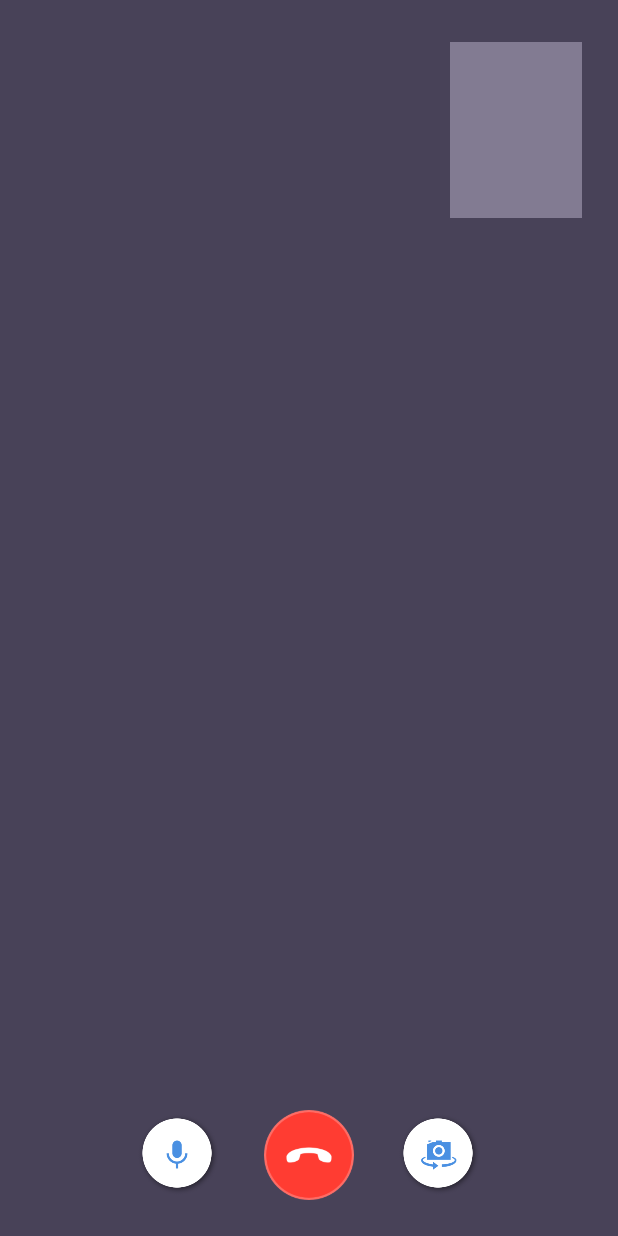
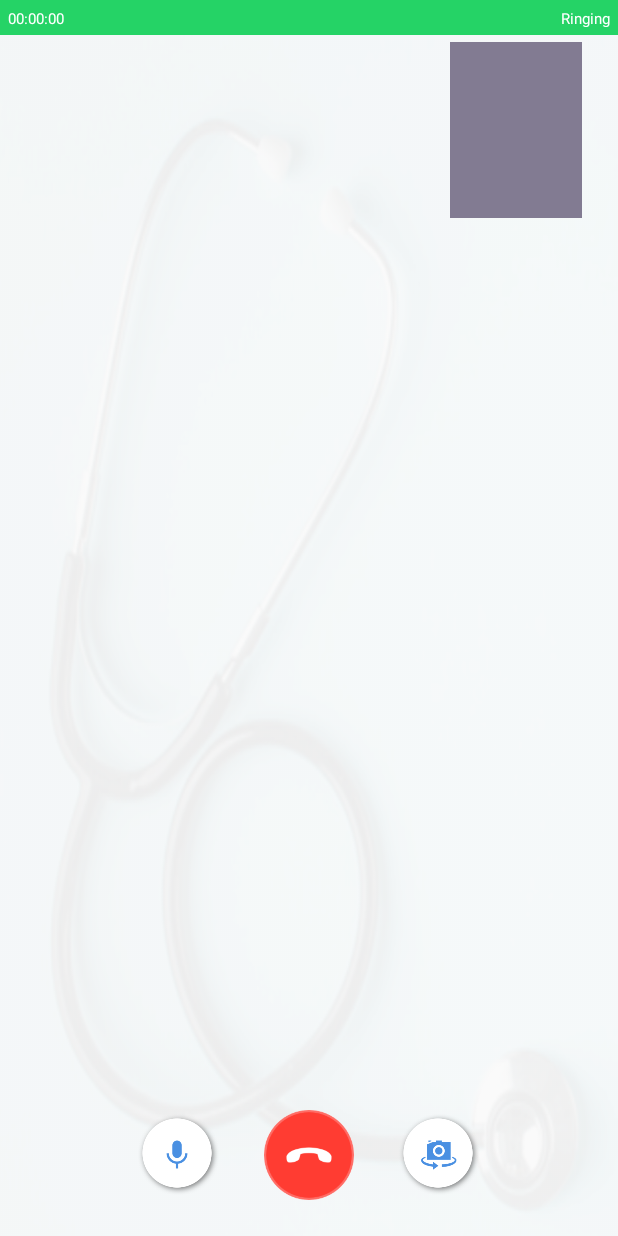
Before and after one commit to WebdocTech/WebdocOnlineDoctor, an Android app: the VideoCallScreenActivity screen opened directly, with no data from a screen before it, on a phone screen of 412 x 824 dp. Run offline under Robolectric (Android 15) with nearby library versions, the phone set to English and light mode, and no system bars; libraries missing offline, so code that uses them is left out: io.agora.rtc, org.slf4j; network calls fail.

Commit message:
audio call

```diff
--- a/app/src/main/java/com/wmalick/webdocandroidlibrary/MainActivity.java
+++ b/app/src/main/java/com/wmalick/webdocandroidlibrary/MainActivity.java
@@ -25,7 +25,7 @@ public class MainActivity extends AppCompatActivity {
         btnWOD.setOnClickListener(new View.OnClickListener() {
             @Override
             public void onClick(View view) {
-                Initiate_sdk initiate_sdk = new Initiate_sdk(MainActivity.this, "03165121519", "Alfa");
+                Initiate_sdk initiate_sdk = new Initiate_sdk(MainActivity.this, "+923165121519", "Alfa");
                 /*startActivity(new Intent(MainActivity.this, VideoCallScreenActivity.class));*/
 
 
--- a/webdoc-library/build.gradle
+++ b/webdoc-library/build.gradle
@@ -51,6 +51,8 @@ dependencies {
     implementation 'com.google.firebase:firebase-database:19.2.1'
     implementation 'com.airbnb.android:lottie:3.4.0'
 
+    implementation 'de.hdodenhof:circleimageview:3.1.0'
+
     implementation 'org.slf4j:slf4j-api:1.7.21'
     implementation 'io.agora.rtc:full-sdk:2.9.2'
     implementation 'io.agora.rtm:rtm-sdk:1.1.0'
--- a/webdoc-library/src/main/AndroidManifest.xml
+++ b/webdoc-library/src/main/AndroidManifest.xml
@@ -22,6 +22,7 @@
         android:name=".Agora.AGApplication"
         android:label="@string/app_name"
         android:requestLegacyExternalStorage="true"
+        android:usesCleartextTraffic="true"
         android:theme="@style/AppTheme">
         <activity android:name=".Agora.VideoCallScreenActivity"
             android:theme="@style/Theme.AppCompat.Light.NoActionBar"></activity>
--- a/webdoc-library/src/main/res/layout/activity_video_call_screen.xml
+++ b/webdoc-library/src/main/res/layout/activity_video_call_screen.xml
@@ -11,7 +11,8 @@
         android:id="@+id/remote_video_view_container"
         android:layout_width="match_parent"
         android:layout_height="match_parent"
-        android:background="@color/remoteBackground">
+        android:layout_below="@+id/rl_call_time"
+        android:background="@drawable/profile_background">
         <RelativeLayout
             android:layout_width="match_parent"
             android:layout_height="match_parent"
@@ -93,4 +94,39 @@
             android:scaleType="centerCrop"/>
     </RelativeLayout>
 
+    <RelativeLayout
+        android:id="@+id/rl_call_time"
+        android:layout_width="match_parent"
+        android:layout_height="23dp"
+        android:layout_alignParentTop="true"
+        android:layout_alignParentStart="true"
+        android:layout_alignParentEnd="true"
+        android:padding="5dp"
+        android:background="#25D366">
+
+        <TextView
+            android:id="@+id/tv_call_time"
+            android:layout_width="wrap_content"
+            android:layout_height="wrap_content"
+            android:text="00:00:00"
+            android:textColor="@color/white"
+            android:textSize="10sp"
+            app:layout_constraintEnd_toEndOf="parent"
+            app:layout_constraintStart_toStartOf="parent"
+            app:layout_constraintTop_toBottomOf="@+id/tv_call_status" />
+
+        <TextView
+            android:id="@+id/tv_call_status"
+            android:layout_width="wrap_content"
+            android:layout_height="wrap_content"
+            android:text="Ringing"
+            android:textColor="@color/white"
+            android:textSize="10sp"
+            android:layout_alignParentRight="true"
+            app:layout_constraintEnd_toEndOf="parent"
+            app:layout_constraintStart_toStartOf="parent"
+            app:layout_constraintTop_toBottomOf="@+id/channel_name" />
+
+    </RelativeLayout>
+
 </RelativeLayout>
```
Also changed, not shown: webdoc-library/src/main/java/com/wmalick/webdoc_library/Agora/AudioCallScreenActivity.java (+5 -2 lines), webdoc-library/src/main/java/com/wmalick/webdoc_library/Agora/VideoCallScreenActivity.java (+65 -0 lines), webdoc-library/src/main/java/com/wmalick/webdoc_library/Dashboard/Fragments/ConsultDoctorFragments/DoctorConsult/DoctorConsultActivity.java (+10 -4 lines), webdoc-library/src/main/res/layout/activity_audio_call_screen.xml (+17 -6 lines), webdoc-library/src/main/res/drawable/btn_endcall.png (deleted).
